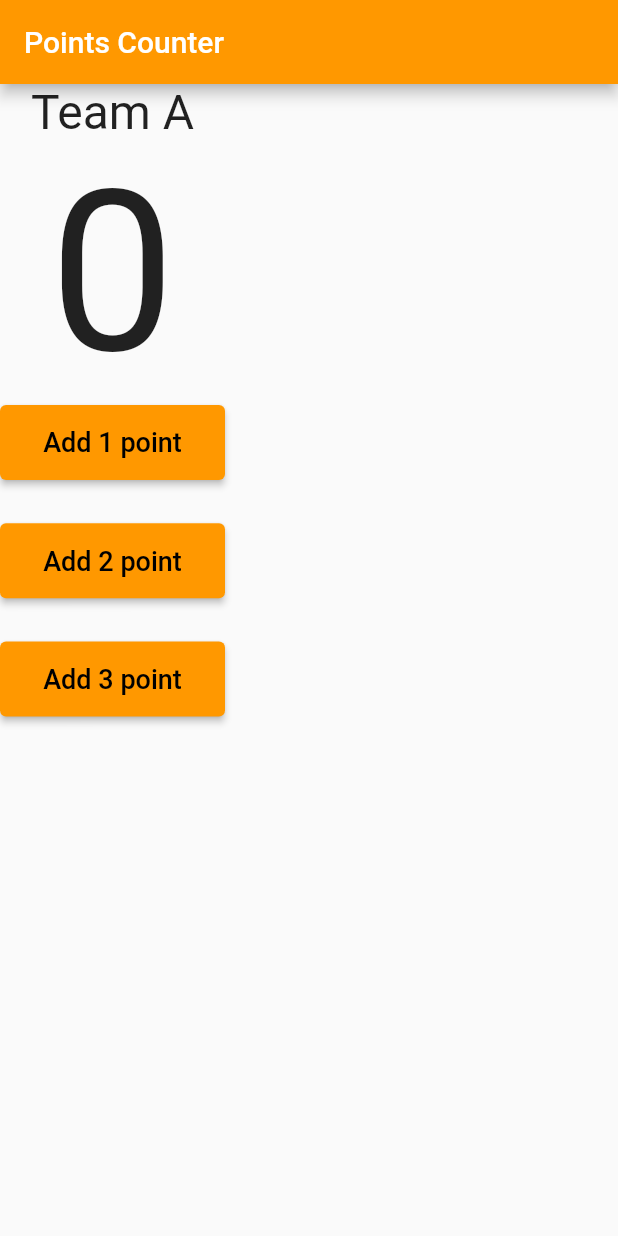
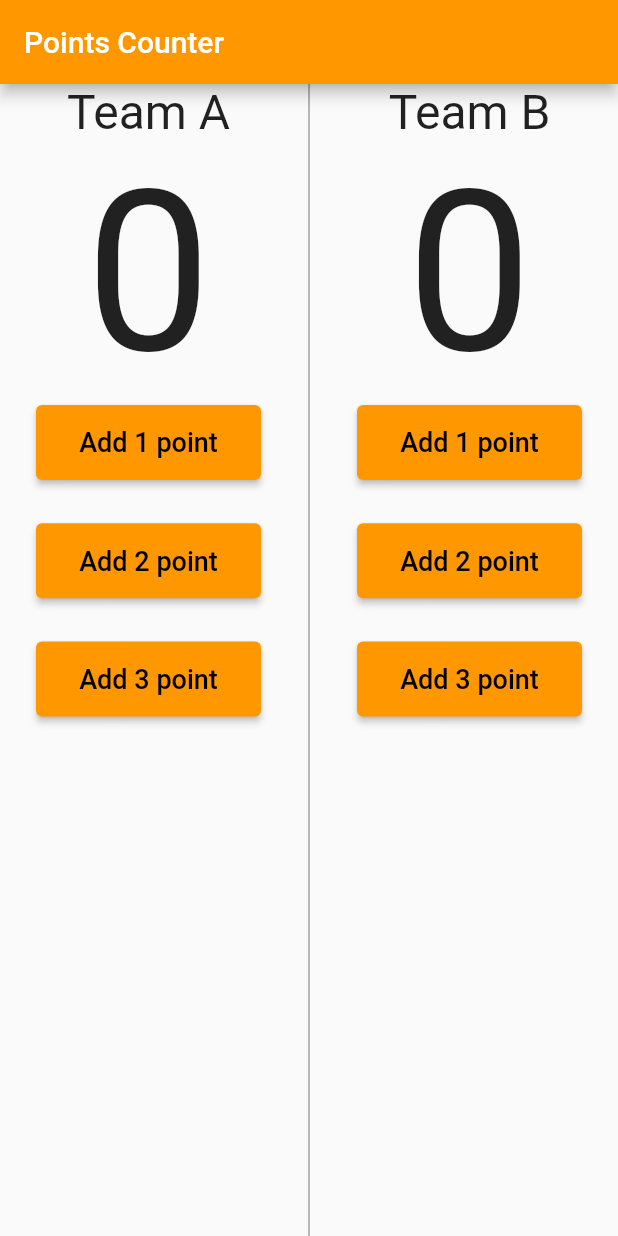
Before and after one commit to MohamedEssam-900009/basketball_points_counter_app, a Flutter app: the screen it shows after launch, on a phone screen of 412 x 824 dp. Run offline on Flutter 3.47's test engine with Material 3 defaults, Android fonts, the phone set to English and light mode, and no system bars.

Commit message:
vertical divider

```diff
--- a/lib/main.dart
+++ b/lib/main.dart
@@ -17,7 +17,10 @@ class PointsCounter extends StatelessWidget {
           title: const Text('Points Counter'),
           backgroundColor: Colors.orange,
         ),
-        body: Column(
+        body: Row(
+          mainAxisAlignment: MainAxisAlignment.spaceEvenly,
+          children: [
+            Column(
               children: [
                 const Text(
                   'Team A',
@@ -74,6 +77,69 @@ class PointsCounter extends StatelessWidget {
                 const Spacer(flex: 12)
               ],
             ),
+            const VerticalDivider(
+              color: Colors.grey,
+              thickness: 1.0,
+            ),
+            Column(
+              children: [
+                const Text(
+                  'Team B',
+                  style: TextStyle(fontSize: 32.0),
+                ),
+                const Text(
+                  '0',
+                  style: TextStyle(fontSize: 150.0),
+                ),
+                ElevatedButton(
+                  onPressed: () {},
+                  style: ElevatedButton.styleFrom(
+                    backgroundColor: Colors.orange,
+                    minimumSize: const Size(150.0, 50.0),
+                  ),
+                  child: const Text(
+                    'Add 1 point',
+                    style: TextStyle(
+                      fontSize: 18.0,
+                      color: Colors.black,
+                    ),
+                  ),
+                ),
+                const Spacer(flex: 1),
+                ElevatedButton(
+                  onPressed: () {},
+                  style: ElevatedButton.styleFrom(
+                    backgroundColor: Colors.orange,
+                    minimumSize: const Size(150.0, 50.0),
+                  ),
+                  child: const Text(
+                    'Add 2 point',
+                    style: TextStyle(
+                      fontSize: 18.0,
+                      color: Colors.black,
+                    ),
+                  ),
+                ),
+                const Spacer(flex: 1),
+                ElevatedButton(
+                  onPressed: () {},
+                  style: ElevatedButton.styleFrom(
+                    backgroundColor: Colors.orange,
+                    minimumSize: const Size(150.0, 50.0),
+                  ),
+                  child: const Text(
+                    'Add 3 point',
+                    style: TextStyle(
+                      fontSize: 18.0,
+                      color: Colors.black,
+                    ),
+                  ),
+                ),
+                const Spacer(flex: 12)
+              ],
+            ),
+          ],
+        ),
       ),
     );
   }
```
Lines whose indentation alone changed are shown as unchanged.
